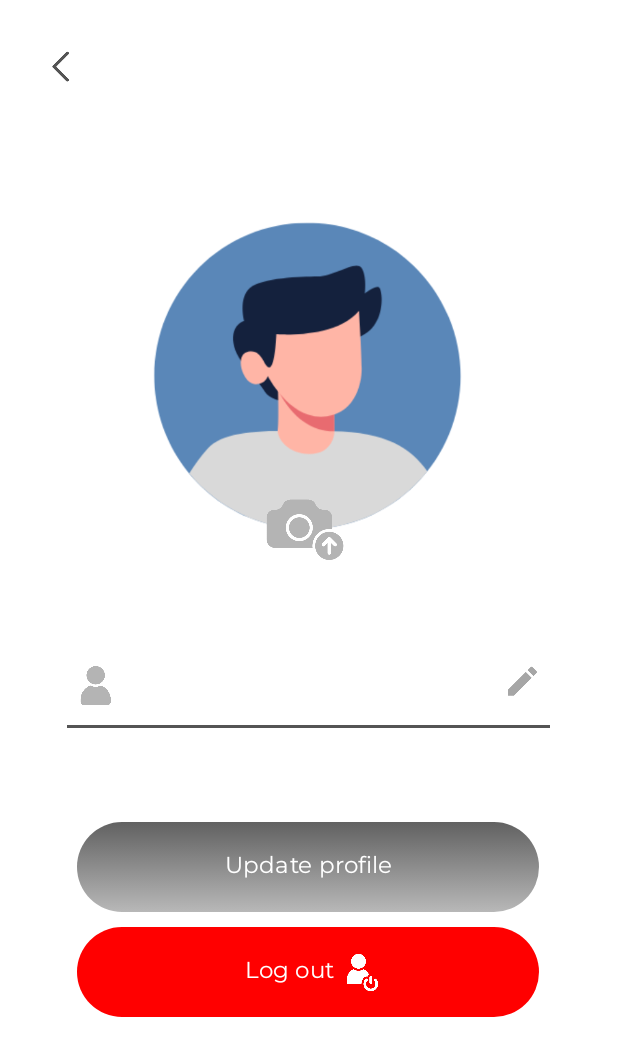
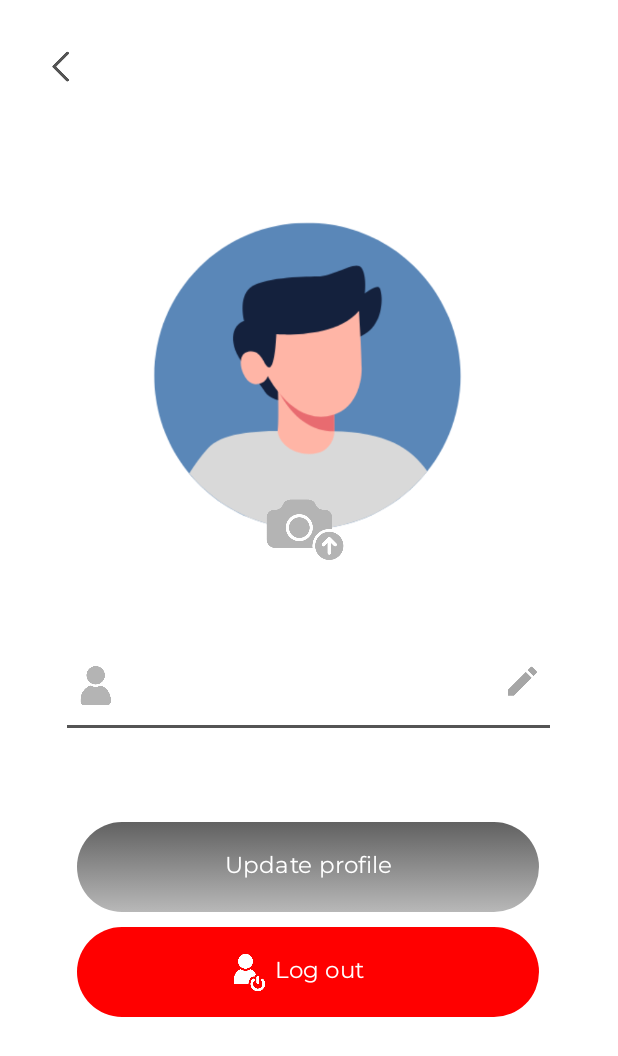
Before and after one commit to jorgeizaguirree/Android_app, an Android app: the settingsScreen screen opened directly, with no data from a screen before it, on a phone screen of 412 x 824 dp. Shown: the top 1056 px of the screen. Run offline under Robolectric (Android 15) with nearby library versions, the phone set to English and light mode, and no system bars; pictures from the network do not load.

Commit message:
antes de que nos echen toc de tom resuelto

```diff
--- a/app/src/main/res/layout/activity_settings_screen.xml
+++ b/app/src/main/res/layout/activity_settings_screen.xml
@@ -60,7 +60,7 @@
         android:layout_height="60dp"
         android:background="@drawable/btn_red"
         android:fontFamily="@font/montserrat_regular"
-        android:paddingStart="20dp"
+        android:paddingStart="60dp"
         android:paddingEnd="45dp"
         android:text="@string/log_out"
         android:textSize="15sp"
@@ -107,7 +107,7 @@
         android:contentDescription="@string/log_out_icon"
         app:layout_constraintBottom_toBottomOf="@+id/profileScreen_button_logOut"
         app:layout_constraintEnd_toEndOf="@+id/profileScreen_button_logOut"
-        app:layout_constraintHorizontal_bias="0.63"
+        app:layout_constraintHorizontal_bias="0.36"
         app:layout_constraintStart_toStartOf="@+id/profileScreen_button_logOut"
         app:layout_constraintTop_toTopOf="@+id/profileScreen_button_logOut"
         app:srcCompat="@drawable/ic_log_out" />
```
